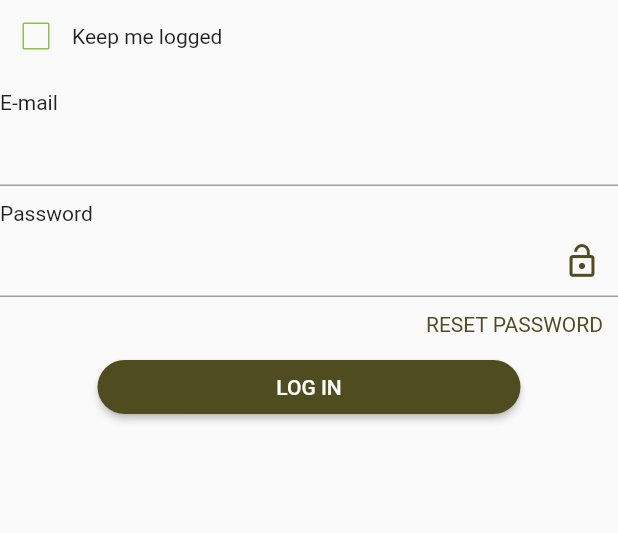
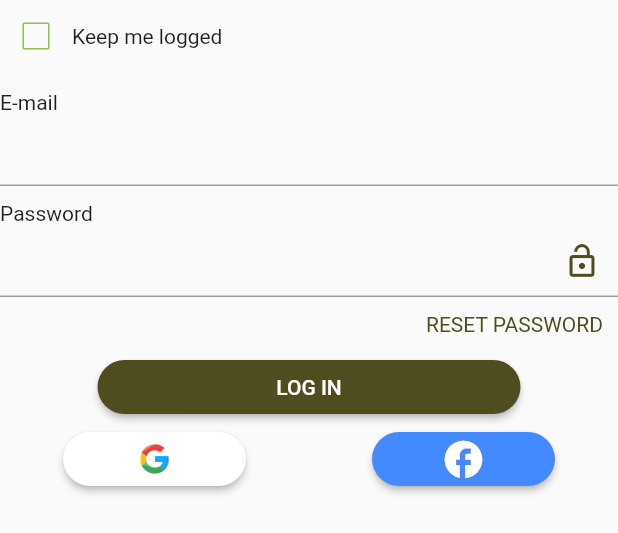
Before and after one commit to fthiagocdo/newyorkdelimobile-v2, a Flutter app: the FormLogin widget shown alone on an empty page, opened directly, on a phone screen of 412 x 824 dp. Shown: the top 533 px of the screen. Run offline on Flutter 3.47's test engine with Material 2 defaults, Android fonts, the light colour scheme and no system bars; our stand-ins replace dio, firebase_auth, firebase_core, flutter_modular, google_sign_in, shared_preferences; missing offline and left inert: flutter_facebook_auth; accounts and stored records are empty.

Commit message:
adicionando login com o google

```diff
--- a/new_york_delivery_app/lib/app/components/MainButton/main_button.dart
+++ b/new_york_delivery_app/lib/app/components/MainButton/main_button.dart
@@ -2,8 +2,9 @@ import 'package:flutter/material.dart';
 import 'package:flutter/widgets.dart';
 
 class MainButton extends StatelessWidget {
-  const MainButton({Key? key, required this.text, required this.onPress, required this.buttonColor, this.sizeWidth = 250.0}) : super(key: key);
-
+  const MainButton({Key? key, required this.text, required this.onPress, required this.buttonColor, this.sizeWidth = 250.0, required this.brand, required this.hasIcon}) : super(key: key);
+  final bool hasIcon;
+  final Widget brand;
   final String text;
   final Function() onPress;
   final Color buttonColor;
@@ -23,7 +24,7 @@ class MainButton extends StatelessWidget {
         width: sizeWidth,
         height: 30.0,
         child: Center(
-          child: Text(
+          child: hasIcon? brand :  Text(
             text,
           ),
         ),
--- /dev/null
+++ b/new_york_delivery_app/lib/app/views/Login screen/components/Social/social_login.dart
@@ -0,0 +1,37 @@
+import 'package:flutter/material.dart';
+import 'package:new_york_delivery_app/app/components/MainButton/main_button.dart';
+
+class SocialLogin extends StatelessWidget {
+  const SocialLogin({Key? key, required this.onPressGoogle, required this.onPressFacebook}) : super(key: key);
+  final Function() onPressGoogle;
+  final Function() onPressFacebook;
+  @override
+  Widget build(BuildContext context) {
+    return Row(
+      mainAxisAlignment: MainAxisAlignment.spaceAround,
+      children: [
+        MainButton(
+          hasIcon: true,
+          brand: const Image(
+              height: 20.0,
+              image: AssetImage('assets/images/icons/google_social.png')),
+          text: "",
+          onPress: onPressGoogle,
+          buttonColor: Colors.white,
+          sizeWidth: 90.0,
+        ),
+        MainButton(
+          hasIcon: true,
+          brand: const Icon(
+            Icons.facebook,
+            size: 30.0,
+          ),
+          text: "",
+          onPress: onPressFacebook,
+          buttonColor: Colors.blueAccent,
+          sizeWidth: 90.0,
+        )
+      ],
+    );
+  }
+}
--- a/new_york_delivery_app/lib/app/views/Reset password screen/components/Form/reset_password_form.dart
+++ b/new_york_delivery_app/lib/app/views/Reset password screen/components/Form/reset_password_form.dart
@@ -28,6 +28,8 @@ class _ResetPasswordFormState extends State<ResetPasswordForm> {
       actions: [
         Center(
           child: MainButton(
+            brand: const Icon(Icons.add),
+            hasIcon: false,
             text: "OK",
             buttonColor: const Color(0xFF4f4d1f),
             sizeWidth: 100.0,
@@ -73,6 +75,8 @@ class _ResetPasswordFormState extends State<ResetPasswordForm> {
           ),
           Center(
             child: MainButton(
+              brand: const Icon(Icons.add),
+              hasIcon: false,
               sizeWidth: 150,
               text: "CONFIRM",
               buttonColor: const Color(0xFF4f4d1f),
--- a/new_york_delivery_app/pubspec.yaml
+++ b/new_york_delivery_app/pubspec.yaml
@@ -39,6 +39,8 @@ dependencies:
   dio: ^4.0.0
   flutter_modular: ^3.4.1+1
   shared_preferences: ^2.0.7
+  google_sign_in: ^5.1.0
+  flutter_facebook_auth: ^3.5.1
 
 dev_dependencies:
   flutter_test:
@@ -65,6 +67,7 @@ flutter:
   # To add assets to your application, add an assets section, like this:
   assets:
     - assets/images/
+    - assets/images/icons/google_social.png
   #   - images/a_dot_ham.jpeg
 
   # An image asset can refer to one or more resolution-specific "variants", see
```
Also changed, not shown: new_york_delivery_app/lib/app/services/firebase/firebase_auth.dart (+39 -11 lines), new_york_delivery_app/lib/app/views/Login screen/components/Form/login_form.dart (+112 -5 lines), new_york_delivery_app/lib/app/views/Login screen/login.screen.dart (+7 -8 lines), new_york_delivery_app/lib/app/views/Sign up screen/components/Form/signup_form.dart (+8 -0 lines), new_york_delivery_app/assets/images/icons/google_social.png (added), new_york_delivery_app/pubspec.lock, 27 other files.
